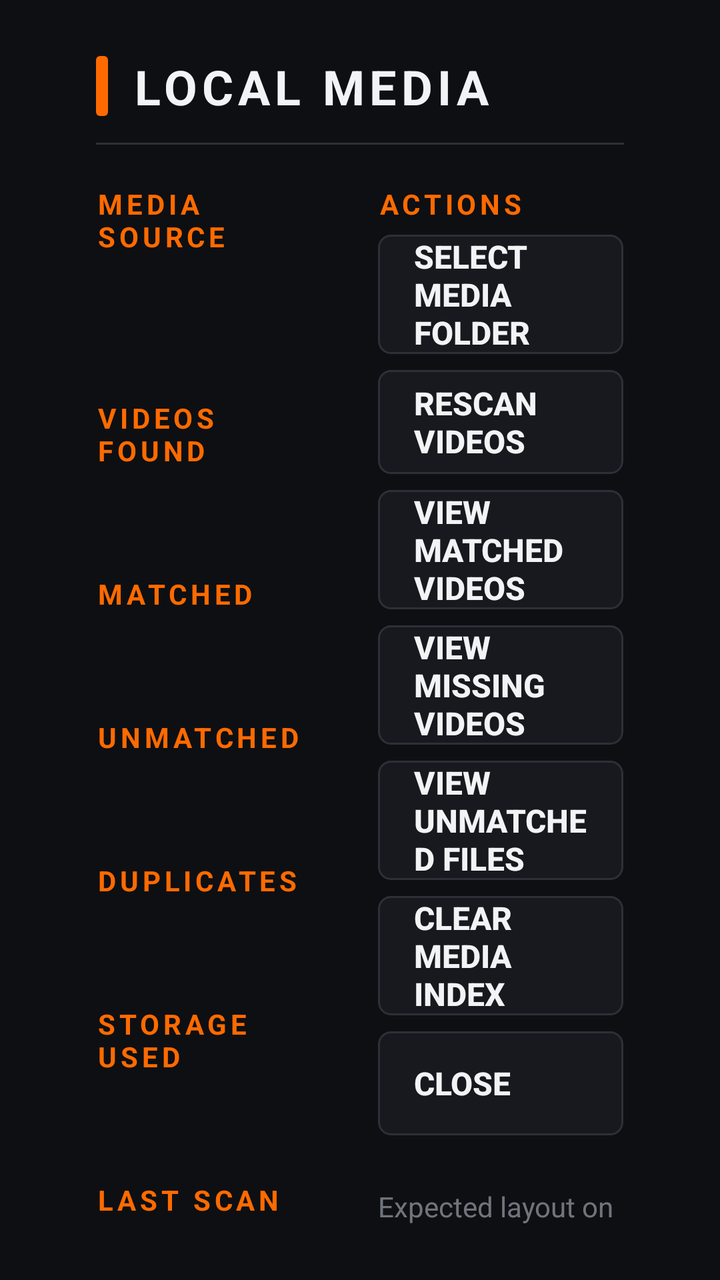
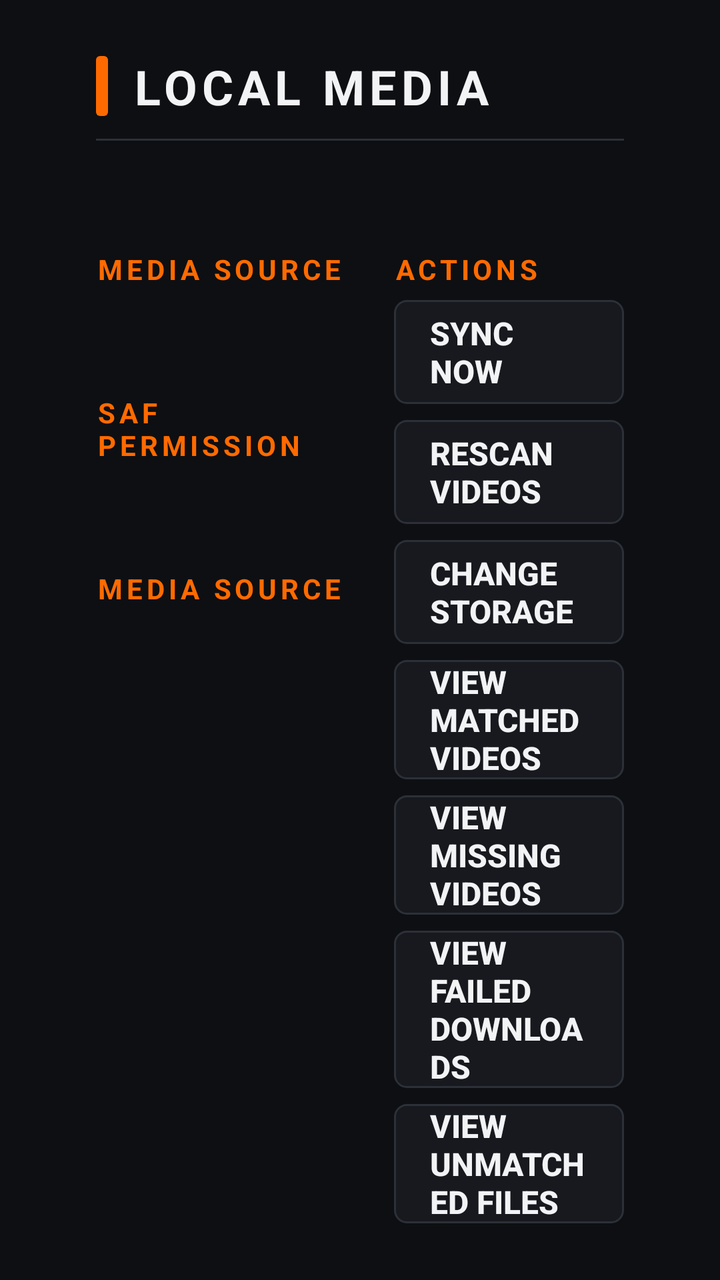

Before-and-after screenshots of an Android layout around one commit, followed by the original layout XML and the change that was made.
<!-- AndroidManifest.xml: activity theme Theme.NogaMT.Staff -->
<!-- res/layout/activity_media_manager.xml -->
<?xml version="1.0" encoding="utf-8"?>
<LinearLayout xmlns:android="http://schemas.android.com/apk/res/android"
    android:layout_width="match_parent"
    android:layout_height="match_parent"
    android:background="@color/noga_bg"
    android:orientation="vertical"
    android:paddingStart="@dimen/tv_safe_horizontal"
    android:paddingTop="@dimen/tv_safe_vertical"
    android:paddingEnd="@dimen/tv_safe_horizontal"
    android:paddingBottom="@dimen/tv_safe_vertical">

    <LinearLayout
        android:layout_width="match_parent"
        android:layout_height="wrap_content"
        android:gravity="center_vertical"
        android:orientation="horizontal">

        <View
            android:layout_width="6dp"
            android:layout_height="30dp"
            android:layout_marginEnd="12dp"
            android:background="@drawable/accent_bar" />

        <TextView
            android:layout_width="0dp"
            android:layout_height="wrap_content"
            android:layout_weight="1"
            android:letterSpacing="0.1"
            android:text="@string/media_manager_title"
            android:textAllCaps="true"
            android:textColor="@color/noga_text"
            android:textSize="24sp"
            android:textStyle="bold" />

        <ProgressBar
            android:id="@+id/progress"
            style="?android:attr/progressBarStyleSmall"
            android:layout_width="wrap_content"
            android:layout_height="wrap_content"
            android:visibility="gone" />
    </LinearLayout>

    <View
        android:layout_width="match_parent"
        android:layout_height="1dp"
        android:layout_marginTop="12dp"
        android:background="@color/noga_divider" />

    <LinearLayout
        android:layout_width="match_parent"
        android:layout_height="0dp"
        android:layout_weight="1"
        android:orientation="horizontal">

        <ScrollView
            android:layout_width="0dp"
            android:layout_height="match_parent"
            android:layout_weight="1.15"
            android:paddingEnd="24dp"
            android:scrollbars="none">

            <LinearLayout
                android:layout_width="match_parent"
                android:layout_height="wrap_content"
                android:orientation="vertical">

                <TextView style="@style/NogaSectionLabel" android:text="@string/media_source" />
                <TextView android:id="@+id/value_source" style="@style/NogaValue" />
                <TextView android:id="@+id/value_source_state" style="@style/NogaCaption" />

                <TextView style="@style/NogaSectionLabel" android:text="@string/media_found" />
                <TextView android:id="@+id/value_found" style="@style/NogaValue" />

                <TextView style="@style/NogaSectionLabel" android:text="@string/media_matched" />
                <TextView android:id="@+id/value_matched" style="@style/NogaValue" />

                <TextView style="@style/NogaSectionLabel" android:text="@string/media_unmatched" />
                <TextView android:id="@+id/value_unmatched" style="@style/NogaValue" />

                <TextView style="@style/NogaSectionLabel" android:text="@string/media_duplicates" />
                <TextView android:id="@+id/value_duplicates" style="@style/NogaValue" />

                <TextView style="@style/NogaSectionLabel" android:text="@string/media_storage" />
                <TextView android:id="@+id/value_storage" style="@style/NogaValue" />

                <TextView style="@style/NogaSectionLabel" android:text="@string/media_last_scan" />
                <TextView android:id="@+id/value_last_scan" style="@style/NogaValue" />
            </LinearLayout>
        </ScrollView>

        <ScrollView
            android:layout_width="0dp"
            android:layout_height="match_parent"
            android:layout_weight="1"
            android:scrollbars="none">

            <LinearLayout
                android:layout_width="match_parent"
                android:layout_height="wrap_content"
                android:orientation="vertical">

                <TextView style="@style/NogaSectionLabel" android:text="@string/section_actions" />

                <Button android:id="@+id/btn_select_folder" style="@style/NogaButton" android:text="@string/btn_select_media_folder" />
                <Button android:id="@+id/btn_rescan" style="@style/NogaButton" android:text="@string/btn_rescan_videos" />
                <Button android:id="@+id/btn_view_matched" style="@style/NogaButton" android:text="@string/btn_view_matched" />
                <Button android:id="@+id/btn_view_missing" style="@style/NogaButton" android:text="@string/btn_view_missing" />
                <Button android:id="@+id/btn_view_unmatched" style="@style/NogaButton" android:text="@string/btn_view_unmatched" />
                <Button android:id="@+id/btn_clear_index" style="@style/NogaButton" android:text="@string/btn_clear_index" />
                <Button android:id="@+id/btn_close" style="@style/NogaButton" android:text="@string/btn_close" />

                <TextView
                    style="@style/NogaCaption"
                    android:layout_marginTop="18dp"
                    android:alpha="0.7"
                    android:text="Expected layout on the drive:\nNOGA-MT/videos/*.mp4\n\nClearing the index never deletes media files." />
            </LinearLayout>
        </ScrollView>
    </LinearLayout>
</LinearLayout>
<!-- resources referenced by this layout -->
<resources>
  <color name="noga_bg">#FF0E0F12</color>
  <color name="noga_divider">#FF2C3038</color>
  <color name="noga_text">#FFF2F3F5</color>
  <dimen name="tv_safe_horizontal">48dp</dimen>
  <dimen name="tv_safe_vertical">27dp</dimen>
  <!-- drawable accent_bar (drawable) -->
  <?xml version="1.0" encoding="utf-8"?>
  <shape xmlns:android="http://schemas.android.com/apk/res/android" android:shape="rectangle">
      <solid android:color="@color/noga_orange" />
      <corners android:radius="2dp" />
  </shape>
  <string name="btn_clear_index">CLEAR MEDIA INDEX</string>
  <string name="btn_close">CLOSE</string>
  <string name="btn_rescan_videos">RESCAN VIDEOS</string>
  <string name="btn_select_media_folder">SELECT MEDIA FOLDER</string>
  <string name="btn_view_matched">VIEW MATCHED VIDEOS</string>
  <string name="btn_view_missing">VIEW MISSING VIDEOS</string>
  <string name="btn_view_unmatched">VIEW UNMATCHED FILES</string>
  <string name="media_duplicates">DUPLICATES</string>
  <string name="media_found">VIDEOS FOUND</string>
  <string name="media_last_scan">LAST SCAN</string>
  <string name="media_manager_title">Local Media</string>
  <string name="media_matched">MATCHED</string>
  <string name="media_source">MEDIA SOURCE</string>
  <string name="media_storage">STORAGE USED</string>
  <string name="media_unmatched">UNMATCHED</string>
  <string name="section_actions">ACTIONS</string>
  <style name="NogaCaption">
          <item name="android:layout_width">match_parent</item>
          <item name="android:layout_height">wrap_content</item>
          <item name="android:textColor">@color/noga_text_dim</item>
          <item name="android:textSize">14sp</item>
      </style>
  <style name="NogaSectionLabel">
          <item name="android:layout_width">match_parent</item>
          <item name="android:layout_height">wrap_content</item>
          <item name="android:textColor">@color/noga_orange</item>
          <item name="android:textSize">14sp</item>
          <item name="android:letterSpacing">0.14</item>
          <item name="android:textStyle">bold</item>
          <item name="android:paddingTop">20dp</item>
          <item name="android:paddingBottom">6dp</item>
      </style>
  <style name="NogaValue">
          <item name="android:layout_width">match_parent</item>
          <item name="android:layout_height">wrap_content</item>
          <item name="android:textColor">@color/noga_text</item>
          <item name="android:textSize">17sp</item>
          <item name="android:paddingTop">2dp</item>
          <item name="android:paddingBottom">2dp</item>
      </style>
  <color name="noga_orange">#FFFF6A00</color>
  <color name="noga_text_dim">#FF9AA1AC</color>
  <style name="Theme.NogaMT.Dialog" parent="Theme.AppCompat.Dialog.Alert">
          <item name="android:windowBackground">@drawable/bg_dialog</item>
          <item name="colorAccent">@color/noga_orange</item>
          <item name="android:textColorPrimary">@color/noga_text</item>
          <item name="android:textColorSecondary">@color/noga_text_dim</item>
          <item name="android:windowMinWidthMajor">55%</item>
          <item name="android:windowMinWidthMinor">70%</item>
      </style>
  <color name="noga_orange_dim">#FFB34A00</color>
  <color name="noga_surface">#FF17191E</color>
  <!-- drawable bg_dialog (drawable) -->
  <?xml version="1.0" encoding="utf-8"?>
  <shape xmlns:android="http://schemas.android.com/apk/res/android" android:shape="rectangle">
      <solid android:color="@color/noga_surface" />
      <stroke android:width="2dp" android:color="@color/noga_orange" />
      <corners android:radius="10dp" />
  </shape>
  <!-- unchanged entries left out for length: 3 -->
</resources>

<!-- the commit's change to res/layout/activity_media_manager.xml (unified diff, before → after) -->
@@ -32,6 +32,15 @@
             android:textSize="24sp"
             android:textStyle="bold" />
 
+        <TextView
+            android:id="@+id/value_health"
+            android:layout_width="wrap_content"
+            android:layout_height="wrap_content"
+            android:layout_marginEnd="14dp"
+            android:textColor="@color/noga_green"
+            android:textSize="16sp"
+            android:textStyle="bold" />
+
         <ProgressBar
             android:id="@+id/progress"
             style="?android:attr/progressBarStyleSmall"
@@ -43,8 +52,14 @@
     <View
         android:layout_width="match_parent"
         android:layout_height="1dp"
-        android:layout_marginTop="12dp"
+        android:layout_marginTop="10dp"
         android:background="@color/noga_divider" />
+
+    <TextView
+        android:id="@+id/value_sync_banner"
+        style="@style/NogaValue"
+        android:layout_marginTop="8dp"
+        android:textColor="@color/noga_orange" />
 
     <LinearLayout
         android:layout_width="match_parent"
@@ -52,10 +67,11 @@
         android:layout_weight="1"
         android:orientation="horizontal">
 
+        
         <ScrollView
             android:layout_width="0dp"
             android:layout_height="match_parent"
-            android:layout_weight="1.15"
+            android:layout_weight="1.3"
             android:paddingEnd="24dp"
             android:scrollbars="none">
 
@@ -66,28 +82,39 @@
 
                 <TextView style="@style/NogaSectionLabel" android:text="@string/media_source" />
                 <TextView android:id="@+id/value_source" style="@style/NogaValue" />
-                <TextView android:id="@+id/value_source_state" style="@style/NogaCaption" />
 
-                <TextView style="@style/NogaSectionLabel" android:text="@string/media_found" />
-                <TextView android:id="@+id/value_found" style="@style/NogaValue" />
+                <TextView style="@style/NogaSectionLabel" android:text="@string/media_permission" />
+                <TextView android:id="@+id/value_permission" style="@style/NogaValue" />
 
-                <TextView style="@style/NogaSectionLabel" android:text="@string/media_matched" />
-                <TextView android:id="@+id/value_matched" style="@style/NogaValue" />
+                <TextView style="@style/NogaSectionLabel" android:text="@string/media_source" />
+                <TextView android:id="@+id/value_source_state" style="@style/NogaValue" />
 
-                <TextView style="@style/NogaSectionLabel" android:text="@string/media_unmatched" />
-                <TextView android:id="@+id/value_unmatched" style="@style/NogaValue" />
+                <TextView
+                    android:id="@+id/value_counters"
+                    style="@style/NogaValue"
+                    android:layout_marginTop="18dp"
+                    android:fontFamily="monospace"
+                    android:lineSpacingExtra="3dp"
+                    android:textSize="16sp" />
 
-                <TextView style="@style/NogaSectionLabel" android:text="@string/media_duplicates" />
-                <TextView android:id="@+id/value_duplicates" style="@style/NogaValue" />
+                <TextView
+                    android:id="@+id/value_storage_line"
+                    style="@style/NogaValue"
+                    android:layout_marginTop="16dp"
+                    android:fontFamily="monospace"
+                    android:lineSpacingExtra="3dp"
+                    android:textSize="16sp" />
 
-                <TextView style="@style/NogaSectionLabel" android:text="@string/media_storage" />
-                <TextView android:id="@+id/value_storage" style="@style/NogaValue" />
-
-                <TextView style="@style/NogaSectionLabel" android:text="@string/media_last_scan" />
-                <TextView android:id="@+id/value_last_scan" style="@style/NogaValue" />
+                <TextView
+                    android:id="@+id/value_low_storage"
+                    style="@style/NogaValue"
+                    android:layout_marginTop="10dp"
+                    android:textColor="@color/noga_red"
+                    android:visibility="gone" />
             </LinearLayout>
         </ScrollView>
 
+        
         <ScrollView
             android:layout_width="0dp"
             android:layout_height="match_parent"
@@ -101,19 +128,25 @@
 
                 <TextView style="@style/NogaSectionLabel" android:text="@string/section_actions" />
 
-                <Button android:id="@+id/btn_select_folder" style="@style/NogaButton" android:text="@string/btn_select_media_folder" />
+                <Button android:id="@+id/btn_sync_now" style="@style/NogaButton" android:text="@string/action_sync_now" />
                 <Button android:id="@+id/btn_rescan" style="@style/NogaButton" android:text="@string/btn_rescan_videos" />
+                <Button android:id="@+id/btn_change_storage" style="@style/NogaButton" android:text="@string/action_change_storage" />
                 <Button android:id="@+id/btn_view_matched" style="@style/NogaButton" android:text="@string/btn_view_matched" />
                 <Button android:id="@+id/btn_view_missing" style="@style/NogaButton" android:text="@string/btn_view_missing" />
+                <Button android:id="@+id/btn_view_failed" style="@style/NogaButton" android:text="@string/btn_view_failed" />
                 <Button android:id="@+id/btn_view_unmatched" style="@style/NogaButton" android:text="@string/btn_view_unmatched" />
+                <Button android:id="@+id/btn_view_duplicates" style="@style/NogaButton" android:text="@string/media_duplicates" />
+                <Button android:id="@+id/btn_clean_unused" style="@style/NogaButton" android:text="@string/btn_clean_unused" />
+                <Button android:id="@+id/btn_test_local" style="@style/NogaButton" android:text="@string/btn_test_local" />
+                <Button android:id="@+id/btn_test_by_id" style="@style/NogaButton" android:text="@string/btn_test_by_id" />
                 <Button android:id="@+id/btn_clear_index" style="@style/NogaButton" android:text="@string/btn_clear_index" />
                 <Button android:id="@+id/btn_close" style="@style/NogaButton" android:text="@string/btn_close" />
 
                 <TextView
                     style="@style/NogaCaption"
-                    android:layout_marginTop="18dp"
+                    android:layout_marginTop="16dp"
                     android:alpha="0.7"
-                    android:text="Expected layout on the drive:\nNOGA-MT/videos/*.mp4\n\nClearing the index never deletes media files." />
+                    android:text="Expected drive layout: NOGA-MT/videos/*.mp4\nClearing the index never deletes media files." />
             </LinearLayout>
         </ScrollView>
     </LinearLayout>
<!-- resource entries referenced after the edit -->
@@ -2,6 +2,7 @@
 <resources>
   <color name="noga_bg">#FF0E0F12</color>
   <color name="noga_divider">#FF2C3038</color>
+  <color name="noga_green">#FF3DDC84</color>
   <color name="noga_text">#FFF2F3F5</color>
   <dimen name="tv_safe_horizontal">48dp</dimen>
   <dimen name="tv_safe_vertical">27dp</dimen>
@@ -11,21 +12,22 @@
       <solid android:color="@color/noga_orange" />
       <corners android:radius="2dp" />
   </shape>
+  <string name="action_change_storage">CHANGE STORAGE</string>
+  <string name="action_sync_now">SYNC NOW</string>
+  <string name="btn_clean_unused">CLEAN UNUSED MEDIA</string>
   <string name="btn_clear_index">CLEAR MEDIA INDEX</string>
   <string name="btn_close">CLOSE</string>
   <string name="btn_rescan_videos">RESCAN VIDEOS</string>
-  <string name="btn_select_media_folder">SELECT MEDIA FOLDER</string>
+  <string name="btn_test_by_id">TEST VIDEO BY ID</string>
+  <string name="btn_test_local">TEST LOCAL VIDEO</string>
+  <string name="btn_view_failed">VIEW FAILED DOWNLOADS</string>
   <string name="btn_view_matched">VIEW MATCHED VIDEOS</string>
   <string name="btn_view_missing">VIEW MISSING VIDEOS</string>
   <string name="btn_view_unmatched">VIEW UNMATCHED FILES</string>
   <string name="media_duplicates">DUPLICATES</string>
-  <string name="media_found">VIDEOS FOUND</string>
-  <string name="media_last_scan">LAST SCAN</string>
   <string name="media_manager_title">Local Media</string>
-  <string name="media_matched">MATCHED</string>
+  <string name="media_permission">SAF PERMISSION</string>
   <string name="media_source">MEDIA SOURCE</string>
-  <string name="media_storage">STORAGE USED</string>
-  <string name="media_unmatched">UNMATCHED</string>
   <string name="section_actions">ACTIONS</string>
   <style name="NogaCaption">
           <item name="android:layout_width">match_parent</item>
@@ -52,6 +54,7 @@
           <item name="android:paddingBottom">2dp</item>
       </style>
   <color name="noga_orange">#FFFF6A00</color>
+  <color name="noga_red">#FFFF4D4D</color>
   <color name="noga_text_dim">#FF9AA1AC</color>
   <style name="Theme.NogaMT.Dialog" parent="Theme.AppCompat.Dialog.Alert">
           <item name="android:windowBackground">@drawable/bg_dialog</item>
